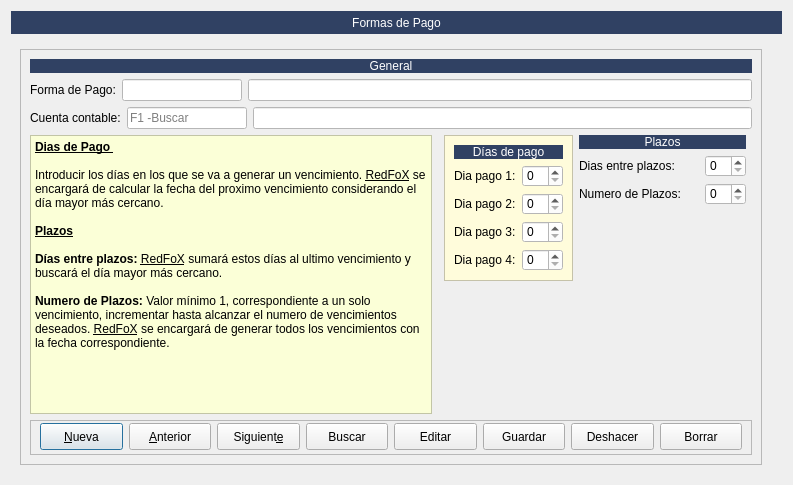
Old version of the form Zona_Maestros/frmformas_pago.ui in the repository arcnexus/RedFoX.
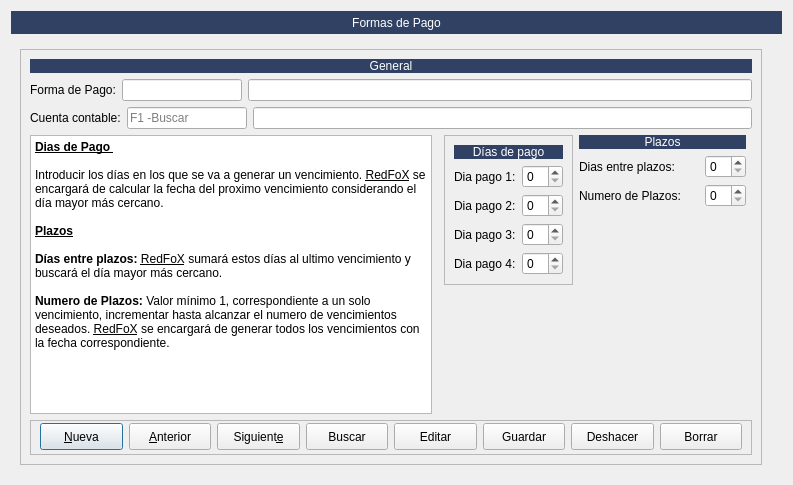
New version of the form. The open tabs and pages were chosen to show the change. Icons and pictures are not drawn.

Patch:
```diff
--- a/Zona_Maestros/frmformas_pago.ui
+++ b/Zona_Maestros/frmformas_pago.ui
@@ -44,7 +44,7 @@
    <item row="1" column="0">
     <widget class="QStackedWidget" name="stackedWidget">
      <property name="currentIndex">
-      <number>0</number>
+      <number>1</number>
      </property>
      <widget class="QWidget" name="page">
       <layout class="QGridLayout" name="gridLayout">
@@ -108,20 +108,13 @@
                 <height>16777215</height>
                </size>
               </property>
-              <property name="styleSheet">
-               <string notr="true">background-color: rgb(255, 255, 255);</string>
-              </property>
               <property name="placeholderText">
                <string>F1 -Buscar</string>
               </property>
              </widget>
             </item>
             <item>
-             <widget class="QLineEdit" name="txtCuenta_contable">
-              <property name="styleSheet">
-               <string notr="true">background-color: rgb(255, 255, 255);</string>
-              </property>
-             </widget>
+             <widget class="QLineEdit" name="txtCuenta_contable"/>
             </item>
            </layout>
           </item>
@@ -146,9 +139,6 @@
               <height>16777215</height>
              </size>
             </property>
-            <property name="styleSheet">
-             <string notr="true">background-color: rgb(255, 252, 219);</string>
-            </property>
             <property name="frameShape">
              <enum>QFrame::StyledPanel</enum>
             </property>
@@ -184,11 +174,7 @@
               </widget>
              </item>
              <item row="1" column="1">
-              <widget class="QSpinBox" name="spinDia_pago1">
-               <property name="styleSheet">
-                <string notr="true">background-color: rgb(255, 255, 255);</string>
-               </property>
-              </widget>
+              <widget class="QSpinBox" name="spinDia_pago1"/>
              </item>
              <item row="2" column="0">
               <widget class="QLabel" name="label_11">
@@ -198,11 +184,7 @@
               </widget>
              </item>
              <item row="2" column="1">
-              <widget class="QSpinBox" name="spinDia_pago2">
-               <property name="styleSheet">
-                <string notr="true">background-color: rgb(255, 255, 255);</string>
-               </property>
-              </widget>
+              <widget class="QSpinBox" name="spinDia_pago2"/>
              </item>
              <item row="3" column="0">
               <widget class="QLabel" name="label_12">
@@ -212,11 +194,7 @@
               </widget>
              </item>
              <item row="3" column="1">
-              <widget class="QSpinBox" name="spinDia_pago3">
-               <property name="styleSheet">
-                <string notr="true">background-color: rgb(255, 255, 255);</string>
-               </property>
-              </widget>
+              <widget class="QSpinBox" name="spinDia_pago3"/>
              </item>
              <item row="4" column="0">
               <widget class="QLabel" name="label_13">
@@ -226,11 +204,7 @@
               </widget>
              </item>
              <item row="4" column="1">
-              <widget class="QSpinBox" name="spinDia_pago4">
-               <property name="styleSheet">
-                <string notr="true">background-color: rgb(255, 255, 255);</string>
-               </property>
-              </widget>
+              <widget class="QSpinBox" name="spinDia_pago4"/>
              </item>
             </layout>
            </widget>
@@ -258,9 +232,6 @@
                 <height>16777215</height>
                </size>
               </property>
-              <property name="styleSheet">
-               <string notr="true">background-color: rgb(255, 255, 255);</string>
-              </property>
              </widget>
             </item>
             <item row="0" column="0" colspan="2">
@@ -298,9 +269,6 @@
                 <height>16777215</height>
                </size>
               </property>
-              <property name="styleSheet">
-               <string notr="true">background-color: rgb(255, 255, 255);</string>
-              </property>
              </widget>
             </item>
             <item row="3" column="0">
@@ -576,9 +544,6 @@
           </item>
           <item row="3" column="0" rowspan="2">
            <widget class="QTextEdit" name="textEdit">
-            <property name="styleSheet">
-             <string notr="true">background-color: rgb(251, 255, 215);</string>
-            </property>
             <property name="readOnly">
              <bool>true</bool>
             </property>
@@ -586,16 +551,16 @@
              <string>&lt;!DOCTYPE HTML PUBLIC &quot;-//W3C//DTD HTML 4.0//EN&quot; &quot;http://www.w3.org/TR/REC-html40/strict.dtd&quot;&gt;
 &lt;html&gt;&lt;head&gt;&lt;meta name=&quot;qrichtext&quot; content=&quot;1&quot; /&gt;&lt;style type=&quot;text/css&quot;&gt;
 p, li { white-space: pre-wrap; }
-&lt;/style&gt;&lt;/head&gt;&lt;body style=&quot; font-family:'MS Shell Dlg 2'; font-size:8.25pt; font-weight:400; font-style:normal;&quot;&gt;
-&lt;p style=&quot; margin-top:0px; margin-bottom:0px; margin-left:0px; margin-right:0px; -qt-block-indent:0; text-indent:0px;&quot;&gt;&lt;span style=&quot; font-family:'Sans Serif'; font-size:9pt; font-weight:600; text-decoration: underline;&quot;&gt;Dias de Pago &lt;/span&gt;&lt;/p&gt;
-&lt;p style=&quot;-qt-paragraph-type:empty; margin-top:0px; margin-bottom:0px; margin-left:0px; margin-right:0px; -qt-block-indent:0; text-indent:0px; font-family:'Sans Serif'; font-size:9pt; font-weight:600; text-decoration: underline;&quot;&gt;&lt;br /&gt;&lt;/p&gt;
-&lt;p style=&quot; margin-top:0px; margin-bottom:0px; margin-left:0px; margin-right:0px; -qt-block-indent:0; text-indent:0px;&quot;&gt;&lt;span style=&quot; font-family:'Sans Serif'; font-size:9pt;&quot;&gt;Introducir los días en los que se va a generar un vencimiento. &lt;/span&gt;&lt;span style=&quot; font-family:'Sans Serif'; font-size:9pt; text-decoration: underline;&quot;&gt;RedFoX&lt;/span&gt;&lt;span style=&quot; font-family:'Sans Serif'; font-size:9pt;&quot;&gt; se encargará de calcular la fecha del proximo vencimiento considerando el día mayor más cercano.&lt;/span&gt;&lt;/p&gt;
-&lt;p style=&quot;-qt-paragraph-type:empty; margin-top:0px; margin-bottom:0px; margin-left:0px; margin-right:0px; -qt-block-indent:0; text-indent:0px; font-family:'Sans Serif'; font-size:9pt;&quot;&gt;&lt;br /&gt;&lt;/p&gt;
-&lt;p style=&quot; margin-top:0px; margin-bottom:0px; margin-left:0px; margin-right:0px; -qt-block-indent:0; text-indent:0px;&quot;&gt;&lt;span style=&quot; font-family:'Sans Serif'; font-size:9pt; font-weight:600; text-decoration: underline;&quot;&gt;Plazos&lt;/span&gt;&lt;/p&gt;
-&lt;p style=&quot;-qt-paragraph-type:empty; margin-top:0px; margin-bottom:0px; margin-left:0px; margin-right:0px; -qt-block-indent:0; text-indent:0px; font-family:'Sans Serif'; font-size:9pt; font-weight:600; text-decoration: underline;&quot;&gt;&lt;br /&gt;&lt;/p&gt;
-&lt;p style=&quot; margin-top:0px; margin-bottom:0px; margin-left:0px; margin-right:0px; -qt-block-indent:0; text-indent:0px;&quot;&gt;&lt;span style=&quot; font-family:'Sans Serif'; font-size:9pt; font-weight:600;&quot;&gt;Días entre plazos: &lt;/span&gt;&lt;span style=&quot; font-family:'Sans Serif'; font-size:9pt; text-decoration: underline;&quot;&gt;RedFoX&lt;/span&gt;&lt;span style=&quot; font-family:'Sans Serif'; font-size:9pt;&quot;&gt; sumará estos días al ultimo vencimiento y buscará el día mayor más cercano.&lt;/span&gt;&lt;/p&gt;
-&lt;p style=&quot;-qt-paragraph-type:empty; margin-top:0px; margin-bottom:0px; margin-left:0px; margin-right:0px; -qt-block-indent:0; text-indent:0px; font-family:'Sans Serif'; font-size:9pt;&quot;&gt;&lt;br /&gt;&lt;/p&gt;
-&lt;p style=&quot; margin-top:0px; margin-bottom:0px; margin-left:0px; margin-right:0px; -qt-block-indent:0; text-indent:0px;&quot;&gt;&lt;span style=&quot; font-family:'Sans Serif'; font-size:9pt; font-weight:600;&quot;&gt;Numero de Plazos:&lt;/span&gt;&lt;span style=&quot; font-family:'Sans Serif'; font-size:9pt;&quot;&gt; Valor mínimo 1, correspondiente a un solo vencimiento, incrementar hasta alcanzar el numero de vencimientos deseados. &lt;/span&gt;&lt;span style=&quot; font-family:'Sans Serif'; font-size:9pt; text-decoration: underline;&quot;&gt;RedFoX&lt;/span&gt;&lt;span style=&quot; font-family:'Sans Serif'; font-size:9pt;&quot;&gt; se encargará de generar todos los vencimientos con la fecha correspondiente.&lt;/span&gt;&lt;/p&gt;&lt;/body&gt;&lt;/html&gt;</string>
+&lt;/style&gt;&lt;/head&gt;&lt;body style=&quot; font-family:'Sans Serif'; font-size:9pt; font-weight:400; font-style:normal;&quot;&gt;
+&lt;p style=&quot; margin-top:0px; margin-bottom:0px; margin-left:0px; margin-right:0px; -qt-block-indent:0; text-indent:0px;&quot;&gt;&lt;span style=&quot; font-weight:600; text-decoration: underline;&quot;&gt;Dias de Pago &lt;/span&gt;&lt;/p&gt;
+&lt;p style=&quot;-qt-paragraph-type:empty; margin-top:0px; margin-bottom:0px; margin-left:0px; margin-right:0px; -qt-block-indent:0; text-indent:0px; font-weight:600; text-decoration: underline;&quot;&gt;&lt;br /&gt;&lt;/p&gt;
+&lt;p style=&quot; margin-top:0px; margin-bottom:0px; margin-left:0px; margin-right:0px; -qt-block-indent:0; text-indent:0px;&quot;&gt;Introducir los días en los que se va a generar un vencimiento. &lt;span style=&quot; text-decoration: underline;&quot;&gt;RedFoX&lt;/span&gt; se encargará de calcular la fecha del proximo vencimiento considerando el día mayor más cercano.&lt;/p&gt;
+&lt;p style=&quot;-qt-paragraph-type:empty; margin-top:0px; margin-bottom:0px; margin-left:0px; margin-right:0px; -qt-block-indent:0; text-indent:0px;&quot;&gt;&lt;br /&gt;&lt;/p&gt;
+&lt;p style=&quot; margin-top:0px; margin-bottom:0px; margin-left:0px; margin-right:0px; -qt-block-indent:0; text-indent:0px;&quot;&gt;&lt;span style=&quot; font-weight:600; text-decoration: underline;&quot;&gt;Plazos&lt;/span&gt;&lt;/p&gt;
+&lt;p style=&quot;-qt-paragraph-type:empty; margin-top:0px; margin-bottom:0px; margin-left:0px; margin-right:0px; -qt-block-indent:0; text-indent:0px; font-weight:600; text-decoration: underline;&quot;&gt;&lt;br /&gt;&lt;/p&gt;
+&lt;p style=&quot; margin-top:0px; margin-bottom:0px; margin-left:0px; margin-right:0px; -qt-block-indent:0; text-indent:0px;&quot;&gt;&lt;span style=&quot; font-weight:600;&quot;&gt;Días entre plazos: &lt;/span&gt;&lt;span style=&quot; text-decoration: underline;&quot;&gt;RedFoX&lt;/span&gt; sumará estos días al ultimo vencimiento y buscará el día mayor más cercano.&lt;/p&gt;
+&lt;p style=&quot;-qt-paragraph-type:empty; margin-top:0px; margin-bottom:0px; margin-left:0px; margin-right:0px; -qt-block-indent:0; text-indent:0px;&quot;&gt;&lt;br /&gt;&lt;/p&gt;
+&lt;p style=&quot; margin-top:0px; margin-bottom:0px; margin-left:0px; margin-right:0px; -qt-block-indent:0; text-indent:0px;&quot;&gt;&lt;span style=&quot; font-weight:600;&quot;&gt;Numero de Plazos:&lt;/span&gt; Valor mínimo 1, correspondiente a un solo vencimiento, incrementar hasta alcanzar el numero de vencimientos deseados. &lt;span style=&quot; text-decoration: underline;&quot;&gt;RedFoX&lt;/span&gt; se encargará de generar todos los vencimientos con la fecha correspondiente.&lt;/p&gt;&lt;/body&gt;&lt;/html&gt;</string>
             </property>
            </widget>
           </item>
@@ -616,17 +581,10 @@
                 <height>16777215</height>
                </size>
               </property>
-              <property name="styleSheet">
-               <string notr="true">background-color: rgb(255, 255, 255);</string>
-              </property>
              </widget>
             </item>
             <item>
-             <widget class="QLineEdit" name="txtForma_pago">
-              <property name="styleSheet">
-               <string notr="true">background-color: rgb(255, 255, 255);</string>
-              </property>
-             </widget>
+             <widget class="QLineEdit" name="txtForma_pago"/>
             </item>
            </layout>
           </item>
```
